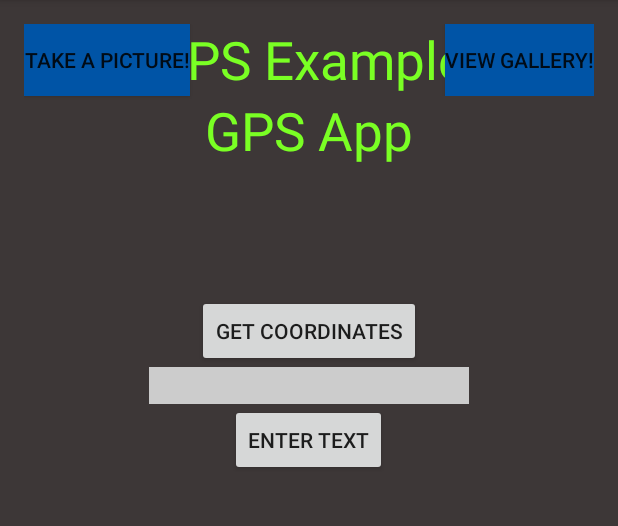
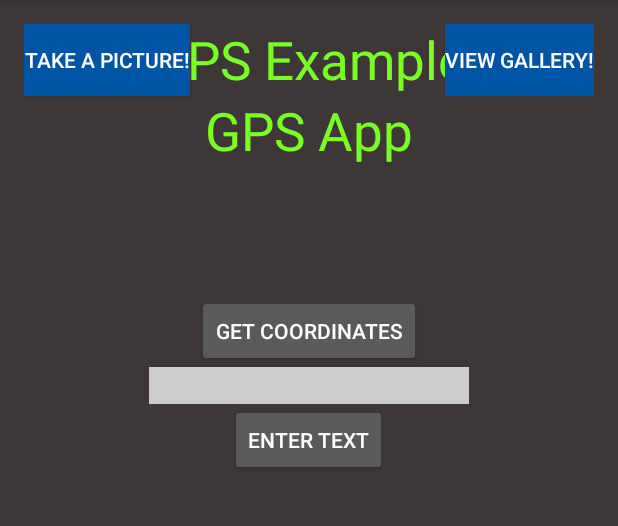
Before and after one commit to JohnReagan/i-spy-android, an Android app: the screen it shows after launch (MainActivity), on a phone screen of 412 x 824 dp, the part 84-610 px from its top. Run offline under Robolectric (Android 15) with nearby library versions, the phone set to English and light mode, and no system bars.

Commit message:
removed appcompat. added material theme for supported versions

```diff
--- a/app/src/main/java/edu/virginia/cs/cs4720/ispy/MainActivity.java
+++ b/app/src/main/java/edu/virginia/cs/cs4720/ispy/MainActivity.java
@@ -2,6 +2,7 @@ package edu.virginia.cs.cs4720.ispy;
 
 
 
+import android.app.Activity;
 import android.content.Intent;
 import android.net.Uri;
 import android.os.Bundle;
@@ -17,7 +18,7 @@ import android.widget.Toast;
 
 import java.util.List;
 
-public class MainActivity extends AppCompatActivity {
+public class MainActivity extends Activity {
     Button b1, b2;
     Button camButt;
     Button galButt;
--- /dev/null
+++ b/app/src/main/res/values-v21/styles.xml
@@ -0,0 +1,6 @@
+<?xml version="1.0" encoding="utf-8"?>
+<resources>
+    <style name="AppTheme" parent="android:Theme.Material">
+        <!-- Customize your theme here. -->
+    </style>
+</resources>
```
